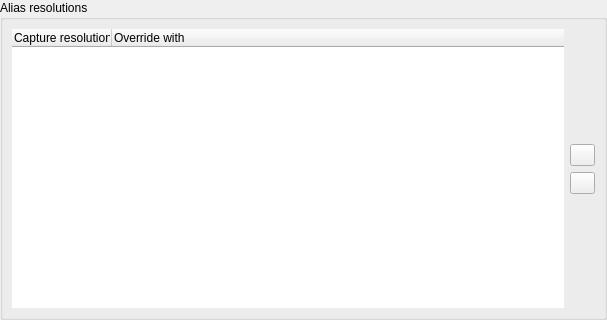
mrehkopf/vcs, file src/display/qt/windows/ControlPanel/Capture/AliasResolutions.ui: the form before one commit.
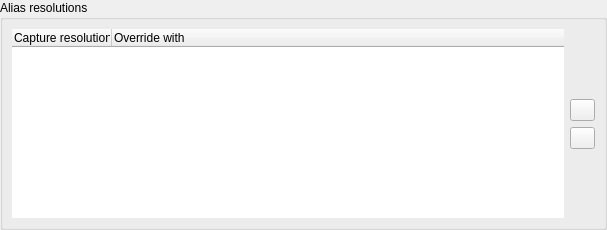
The form after the commit. Icons and pictures are not drawn.

Commit message: qt/ControlPanel: Make alias widget less tall

What changed in the file:
```diff
--- a/src/display/qt/windows/ControlPanel/Capture/AliasResolutions.ui
+++ b/src/display/qt/windows/ControlPanel/Capture/AliasResolutions.ui
@@ -7,7 +7,7 @@
     <x>0</x>
     <y>0</y>
     <width>607</width>
-    <height>320</height>
+    <height>230</height>
    </rect>
   </property>
   <property name="sizePolicy">
@@ -19,7 +19,7 @@
   <property name="minimumSize">
    <size>
     <width>0</width>
-    <height>320</height>
+    <height>230</height>
    </size>
   </property>
   <property name="focusPolicy">
```
